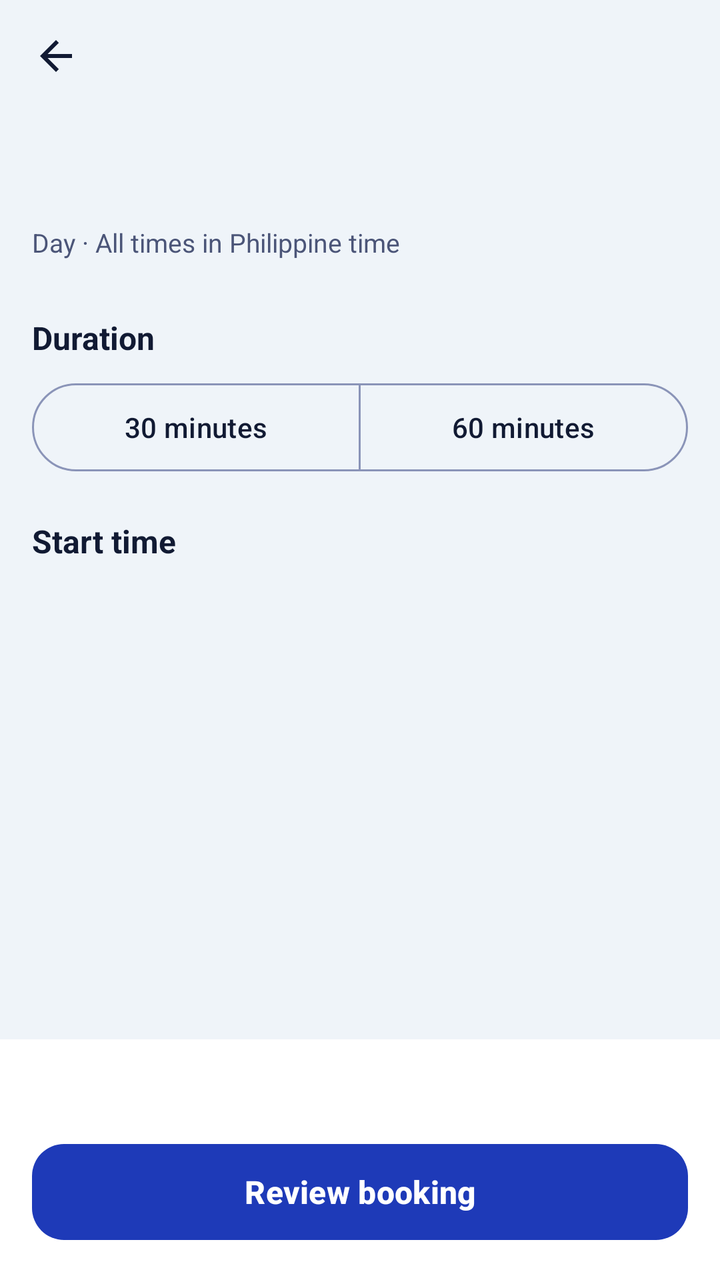
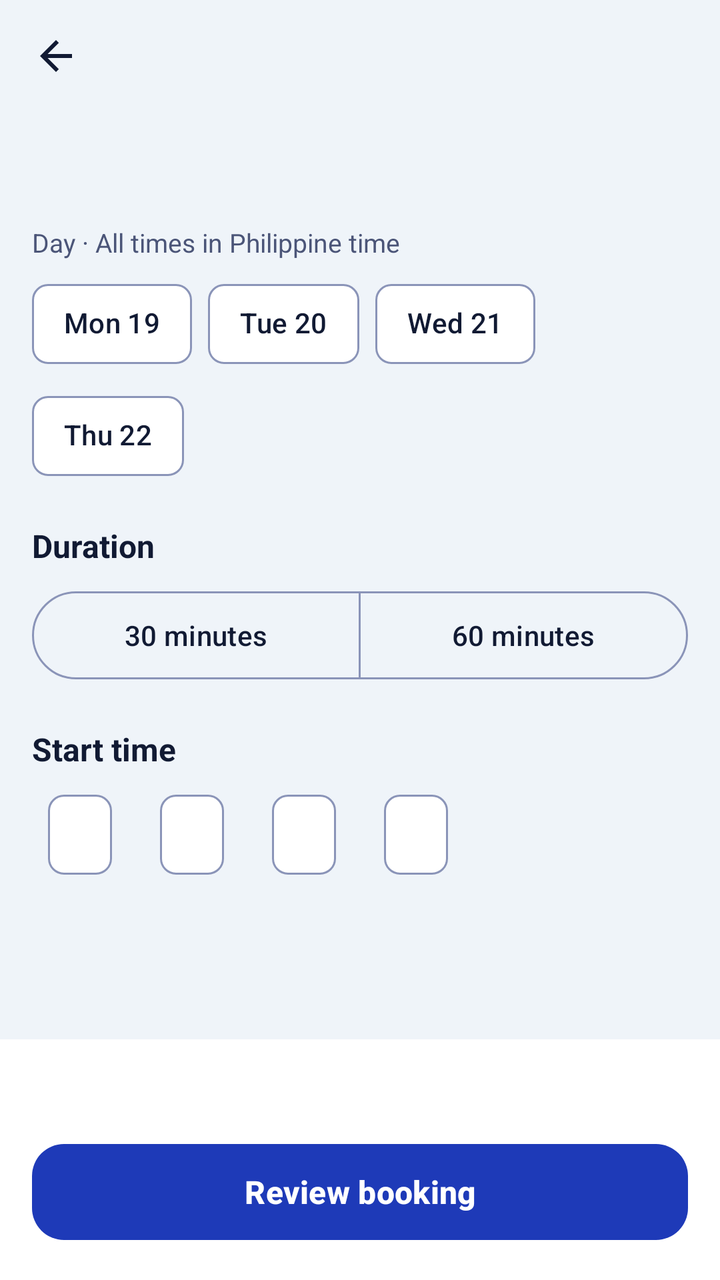

The first picture is an Android layout as it rendered before a commit; the second is the same layout after the commit. The layout source and the unified diff follow.
<!-- AndroidManifest.xml: application theme Theme.Senyas -->
<!-- res/layout/fragment_schedule.xml -->
<?xml version="1.0" encoding="utf-8"?>
<LinearLayout xmlns:android="http://schemas.android.com/apk/res/android"
    xmlns:app="http://schemas.android.com/apk/res-auto"
    android:layout_width="match_parent"
    android:layout_height="match_parent"
    android:orientation="vertical">

    <include layout="@layout/view_top_bar" />

    <ScrollView
        android:layout_width="match_parent"
        android:layout_height="0dp"
        android:layout_weight="1">

        <LinearLayout
            android:layout_width="match_parent"
            android:layout_height="wrap_content"
            android:orientation="vertical"
            android:padding="16dp">

            <TextView android:id="@+id/tv_lesson_line" android:layout_width="match_parent" android:layout_height="wrap_content" android:textColor="@color/text_primary" android:textSize="15sp" android:textStyle="bold" />

            <TextView android:layout_width="wrap_content" android:layout_height="wrap_content" android:layout_marginTop="20dp" android:text="@string/day_all_times_in_philippine" android:textColor="@color/text_secondary" android:textSize="13sp" />

            <com.google.android.material.chip.ChipGroup
                android:id="@+id/cg_day"
                android:layout_width="match_parent"
                android:layout_height="wrap_content"
                android:layout_marginTop="8dp"
                app:selectionRequired="true"
                app:singleSelection="true">
            </com.google.android.material.chip.ChipGroup>

            <TextView android:layout_width="wrap_content" android:layout_height="wrap_content" android:layout_marginTop="20dp" android:text="@string/row_duration" android:textColor="@color/text_primary" android:textSize="16sp" android:textStyle="bold" />

            <com.google.android.material.button.MaterialButtonToggleGroup
                android:id="@+id/toggle_duration"
                android:layout_width="match_parent"
                android:layout_height="wrap_content"
                android:layout_marginTop="8dp"
                app:selectionRequired="true"
                app:singleSelection="true">

                <com.google.android.material.button.MaterialButton android:id="@+id/btn_dur30" style="?attr/materialButtonOutlinedStyle" android:layout_width="0dp" android:layout_height="wrap_content" android:minHeight="52dp" android:layout_weight="1" android:text="@string/s_30_minutes" />
                <com.google.android.material.button.MaterialButton android:id="@+id/btn_dur60" style="?attr/materialButtonOutlinedStyle" android:layout_width="0dp" android:layout_height="wrap_content" android:minHeight="52dp" android:layout_weight="1" android:text="@string/s_60_minutes" />
            </com.google.android.material.button.MaterialButtonToggleGroup>

            <TextView android:layout_width="wrap_content" android:layout_height="wrap_content" android:layout_marginTop="20dp" android:text="@string/start_time" android:textColor="@color/text_primary" android:textSize="16sp" android:textStyle="bold" />

            <com.google.android.material.chip.ChipGroup
                android:id="@+id/cg_time"
                android:layout_width="match_parent"
                android:layout_height="wrap_content"
                android:layout_marginTop="8dp"
                app:selectionRequired="true"
                app:singleSelection="true">
            </com.google.android.material.chip.ChipGroup>

            <TextView
                android:id="@+id/tv_note"
                android:layout_width="match_parent"
                android:layout_height="wrap_content"
                android:layout_marginTop="4dp"
                android:textColor="@color/text_secondary"
                android:textSize="13sp" />
        </LinearLayout>
    </ScrollView>

    <LinearLayout style="@style/Senyas.ActionPanel">

        <TextView
            android:id="@+id/tv_summary"
            style="@style/Senyas.ActionPanelInfo"
            android:textColor="@color/text_primary"
            android:textSize="15sp"
            android:textStyle="bold" />

        <com.google.android.material.button.MaterialButton
            android:id="@+id/btn_review"
            style="@style/Senyas.ActionPanelButton"
            android:text="@string/title_review_booking"
            android:textSize="16sp"
            android:textStyle="bold"
            app:cornerRadius="16dp" />
    </LinearLayout>
</LinearLayout>
<!-- res/layout/view_top_bar.xml (included above) -->
<?xml version="1.0" encoding="utf-8"?>
<LinearLayout xmlns:android="http://schemas.android.com/apk/res/android"
    android:layout_width="match_parent"
    android:layout_height="56dp"
    android:gravity="center_vertical"
    android:orientation="horizontal"
    android:paddingStart="4dp"
    android:paddingEnd="16dp">

    <ImageButton
        android:id="@+id/btn_back"
        android:layout_width="48dp"
        android:layout_height="48dp"
        android:background="?attr/selectableItemBackgroundBorderless"
        android:contentDescription="@string/back"
        android:src="@drawable/ic_back"
        android:tint="@color/text_primary" />

    <TextView
        android:id="@+id/tv_bar_title"
        android:layout_width="wrap_content"
        android:layout_height="wrap_content"
        android:layout_marginStart="4dp"
        android:textColor="@color/text_primary"
        android:textSize="20sp"
        android:textStyle="bold" />
</LinearLayout>
<!-- resources referenced by this layout -->
<resources>
  <color name="text_primary">#111A33</color>
  <color name="text_secondary">#4B5578</color>
  <!-- drawable ic_back (drawable) -->
  <?xml version="1.0" encoding="utf-8"?>
  <vector xmlns:android="http://schemas.android.com/apk/res/android"
      android:width="24dp" android:height="24dp"
      android:viewportWidth="24" android:viewportHeight="24"
      android:tint="?attr/colorControlNormal">
      <path android:fillColor="@android:color/white" android:pathData="M20,11H7.83l5.59,-5.59L12,4l-8,8 8,8 1.41,-1.41L7.83,13H20v-2z" />
  </vector>
  <string name="back">Back</string>
  <string name="day_all_times_in_philippine">Day · All times in Philippine time</string>
  <string name="row_duration">Duration</string>
  <string name="s_30_minutes">30 minutes</string>
  <string name="s_60_minutes">60 minutes</string>
  <string name="start_time">Start time</string>
  <string name="title_review_booking">Review booking</string>
  <style name="Senyas.ActionPanel" parent="">
          <item name="android:layout_width">match_parent</item>
          <item name="android:layout_height">wrap_content</item>
          <item name="android:background">@color/surface</item>
          <item name="android:orientation">vertical</item>
          <item name="android:padding">16dp</item>
      </style>
  <style name="Senyas.ActionPanelButton" parent="">
          <item name="android:layout_width">match_parent</item>
          <item name="android:layout_height">56dp</item>
          <item name="android:layout_marginTop">12dp</item>
      </style>
  <style name="Senyas.ActionPanelInfo" parent="">
          <item name="android:layout_width">match_parent</item>
          <item name="android:layout_height">wrap_content</item>
          <item name="android:orientation">vertical</item>
      </style>
  <style name="Theme.Senyas" parent="Theme.Material3.DayNight.NoActionBar">
          <item name="colorPrimary">@color/senyas_blue</item>
          <item name="colorOnPrimary">@color/white</item>
          <item name="colorPrimaryContainer">@color/blue_container</item>
          <item name="colorOnPrimaryContainer">@color/senyas_blue</item>
          <item name="colorSecondary">@color/sun_yellow</item>
          <item name="colorOnSecondary">@color/navy</item>
          <item name="android:colorBackground">@color/background</item>
          <item name="colorSurface">@color/surface</item>
          <item name="colorOnSurface">@color/text_primary</item>
          <item name="colorOnSurfaceVariant">@color/text_secondary</item>
          <item name="colorOutline">@color/outline</item>
          <item name="colorError">@color/error</item>
          <item name="android:statusBarColor">@color/background</item>
          <item name="android:windowLightStatusBar">true</item>
          <item name="textInputStyle">@style/Widget.Senyas.TextField</item>
      </style>
  <color name="surface">#FFFFFF</color>
  <color name="senyas_blue">#1E3AB8</color>
  <color name="white">#FFFFFFFF</color>
  <color name="blue_container">#DFE5FF</color>
  <color name="sun_yellow">#FFC22D</color>
  <color name="navy">#111A33</color>
  <color name="background">#EFF4F9</color>
  <color name="outline">#8A94B8</color>
  <color name="error">#B3261E</color>
  <style name="Widget.Senyas.TextField" parent="Widget.Material3.TextInputLayout.OutlinedBox">
          <item name="boxCornerRadiusTopStart">12dp</item>
          <item name="boxCornerRadiusTopEnd">12dp</item>
          <item name="boxCornerRadiusBottomStart">12dp</item>
          <item name="boxCornerRadiusBottomEnd">12dp</item>
          <item name="boxBackgroundColor">@color/surface</item>
      </style>
</resources>

<!-- the commit's change to res/layout/fragment_schedule.xml (unified diff, before → after) -->
@@ -29,6 +29,11 @@
                 android:layout_marginTop="8dp"
                 app:selectionRequired="true"
                 app:singleSelection="true">
+
+                <com.google.android.material.chip.Chip android:id="@+id/chip_d0" style="@style/Widget.Senyas.Chip" android:layout_width="wrap_content" android:layout_height="wrap_content" android:text="Mon 19" />
+                <com.google.android.material.chip.Chip android:id="@+id/chip_d1" style="@style/Widget.Senyas.Chip" android:layout_width="wrap_content" android:layout_height="wrap_content" android:text="Tue 20" />
+                <com.google.android.material.chip.Chip android:id="@+id/chip_d2" style="@style/Widget.Senyas.Chip" android:layout_width="wrap_content" android:layout_height="wrap_content" android:text="Wed 21" />
+                <com.google.android.material.chip.Chip android:id="@+id/chip_d3" style="@style/Widget.Senyas.Chip" android:layout_width="wrap_content" android:layout_height="wrap_content" android:text="Thu 22" />
             </com.google.android.material.chip.ChipGroup>
 
             <TextView android:layout_width="wrap_content" android:layout_height="wrap_content" android:layout_marginTop="20dp" android:text="@string/row_duration" android:textColor="@color/text_primary" android:textSize="16sp" android:textStyle="bold" />
@@ -54,6 +59,11 @@
                 android:layout_marginTop="8dp"
                 app:selectionRequired="true"
                 app:singleSelection="true">
+
+                <com.google.android.material.chip.Chip android:id="@+id/chip_t0" style="@style/Widget.Senyas.Chip" android:layout_width="wrap_content" android:layout_height="wrap_content" />
+                <com.google.android.material.chip.Chip android:id="@+id/chip_t1" style="@style/Widget.Senyas.Chip" android:layout_width="wrap_content" android:layout_height="wrap_content" />
+                <com.google.android.material.chip.Chip android:id="@+id/chip_t2" style="@style/Widget.Senyas.Chip" android:layout_width="wrap_content" android:layout_height="wrap_content" />
+                <com.google.android.material.chip.Chip android:id="@+id/chip_t3" style="@style/Widget.Senyas.Chip" android:layout_width="wrap_content" android:layout_height="wrap_content" />
             </com.google.android.material.chip.ChipGroup>
 
             <TextView
@@ -66,18 +76,26 @@
         </LinearLayout>
     </ScrollView>
 
-    <LinearLayout style="@style/Senyas.ActionPanel">
+    <LinearLayout
+        android:layout_width="match_parent"
+        android:layout_height="wrap_content"
+        android:background="@color/surface"
+        android:orientation="vertical"
+        android:padding="16dp">
 
         <TextView
             android:id="@+id/tv_summary"
-            style="@style/Senyas.ActionPanelInfo"
+            android:layout_width="match_parent"
+            android:layout_height="wrap_content"
             android:textColor="@color/text_primary"
             android:textSize="15sp"
             android:textStyle="bold" />
 
         <com.google.android.material.button.MaterialButton
             android:id="@+id/btn_review"
-            style="@style/Senyas.ActionPanelButton"
+            android:layout_width="match_parent"
+            android:layout_height="56dp"
+            android:layout_marginTop="12dp"
             android:text="@string/title_review_booking"
             android:textSize="16sp"
             android:textStyle="bold"
@@ -86,7 +104,7 @@
 </LinearLayout>
 <!-- res/layout/view_top_bar.xml (included above) -->
 <?xml version="1.0" encoding="utf-8"?>
-<LinearLayout xmlns:android="http://schemas.android.com/apk/res/android"
+<LinearLayout xmlns:android="http://schemas.android.com/apk/res/android" xmlns:app="http://schemas.android.com/apk/res-auto"
     android:layout_width="match_parent"
     android:layout_height="56dp"
     android:gravity="center_vertical"
@@ -101,7 +119,7 @@
         android:background="?attr/selectableItemBackgroundBorderless"
         android:contentDescription="@string/back"
         android:src="@drawable/ic_back"
-        android:tint="@color/text_primary" />
+        app:tint="@color/text_primary" />
 
     <TextView
         android:id="@+id/tv_bar_title"
<!-- resource entries referenced after the edit -->
@@ -17,22 +17,14 @@
   <string name="s_60_minutes">60 minutes</string>
   <string name="start_time">Start time</string>
   <string name="title_review_booking">Review booking</string>
-  <style name="Senyas.ActionPanel" parent="">
-          <item name="android:layout_width">match_parent</item>
-          <item name="android:layout_height">wrap_content</item>
-          <item name="android:background">@color/surface</item>
-          <item name="android:orientation">vertical</item>
-          <item name="android:padding">16dp</item>
-      </style>
-  <style name="Senyas.ActionPanelButton" parent="">
-          <item name="android:layout_width">match_parent</item>
-          <item name="android:layout_height">56dp</item>
-          <item name="android:layout_marginTop">12dp</item>
-      </style>
-  <style name="Senyas.ActionPanelInfo" parent="">
-          <item name="android:layout_width">match_parent</item>
-          <item name="android:layout_height">wrap_content</item>
-          <item name="android:orientation">vertical</item>
+  <style name="Widget.Senyas.Chip" parent="Widget.Material3.Chip.Filter">
+          <item name="chipBackgroundColor">@color/chip_bg</item>
+          <item name="android:textColor">@color/chip_text</item>
+          <item name="chipStrokeColor">@color/outline</item>
+          <item name="chipStrokeWidth">1dp</item>
+          <item name="checkedIconVisible">false</item>
+          <item name="chipMinHeight">40dp</item>
+          <item name="android:textSize">14sp</item>
       </style>
   <style name="Theme.Senyas" parent="Theme.Material3.DayNight.NoActionBar">
           <item name="colorPrimary">@color/senyas_blue</item>
